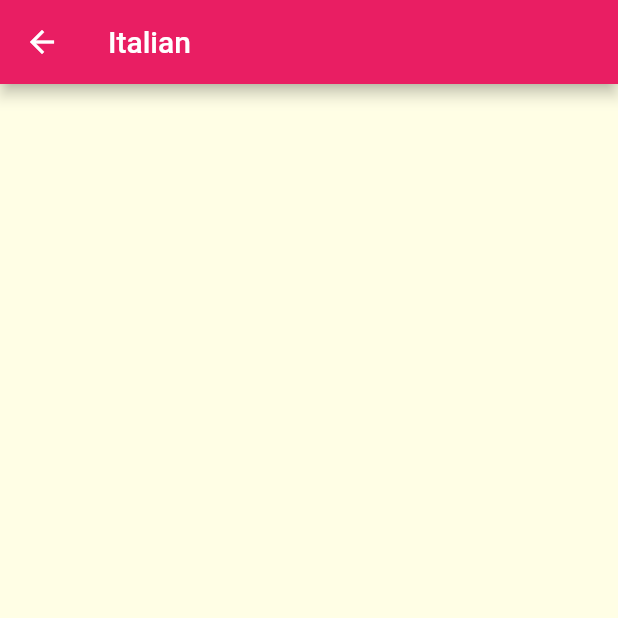
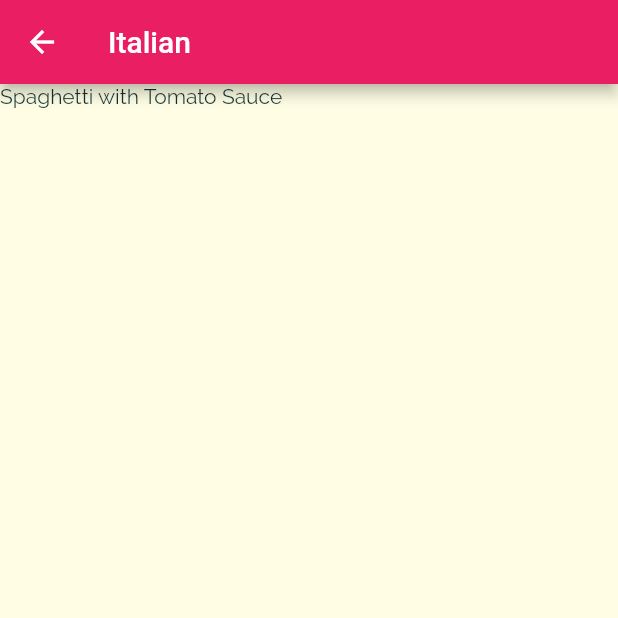
Before and after one commit to FARHADGULL/Food-Heart, a Flutter app: the screen it shows after launch, after a tap on "Italian", on a phone screen of 412 x 824 dp, the top half of it. Run offline on Flutter 3.47's test engine with Material 2 defaults, Android fonts, the phone set to English and light mode, and no system bars.

Commit message:
Update category_meals_screen.dart

```diff
--- a/lib/category_meals_screen.dart
+++ b/lib/category_meals_screen.dart
@@ -1,4 +1,5 @@
 import 'package:flutter/material.dart';
+import 'package:food_heart/dummy_data.dart';
 
 class CategoryMealsScreen extends StatelessWidget {
   static const routeName = '/category_meals';
@@ -15,14 +16,18 @@ class CategoryMealsScreen extends StatelessWidget {
         ModalRoute.of(context)?.settings.arguments as Map<String, String>;
     final categoryTitle = routeArgs['title'];
     final categoryId = routeArgs['id'];
+    final categoryMeal = DUMMY_MEALS.where((meal) {
+      return meal.categories.contains(categoryId);
+    });
     return Scaffold(
       appBar: AppBar(
         title: Text(categoryTitle!),
       ),
       body: ListView.builder(
         itemBuilder: ((context, index) {
-          return;
+          return Text(categoryMeal.elementAt(index).title);
         }),
+        itemCount: categoryMeal.length,
       ),
     );
   }
```
